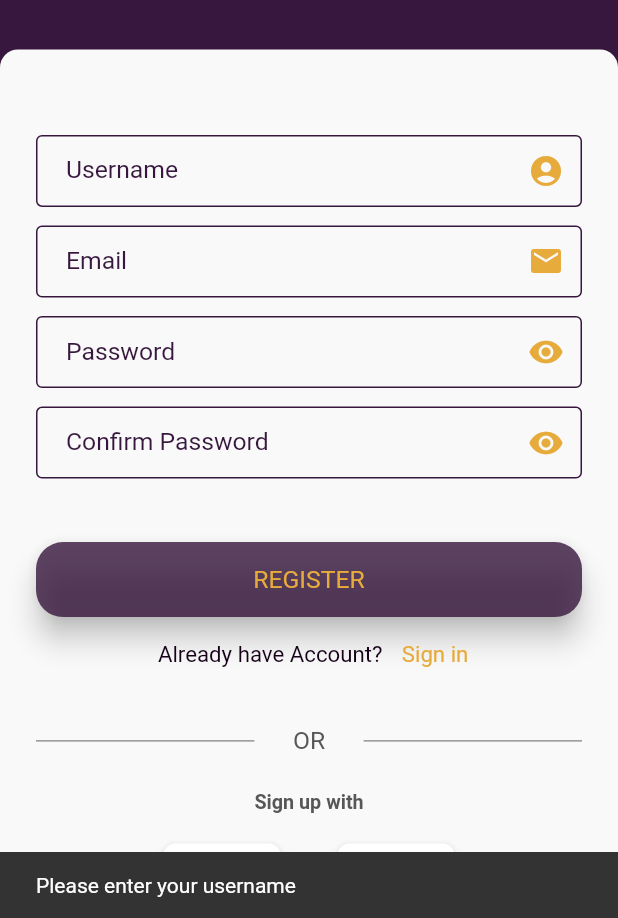
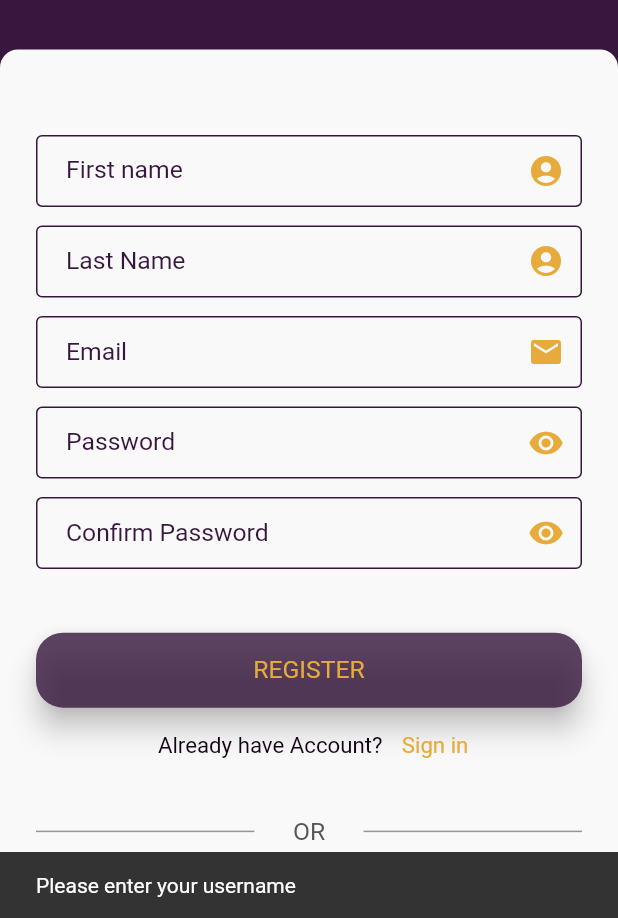
Before and after one commit to hemanta-rijal/murarkey-app, a Flutter app: the RegisterWidget screen opened by its route, after a tap on "REGISTER", on a phone screen of 412 x 824 dp, the part 318-1236 px from its top. Run offline on Flutter 3.47's test engine with Material 2 defaults, Android fonts, the phone set to English and light mode, and no system bars; our stand-ins replace carousel_slider, flutter_svg, shared_preferences; missing offline and left inert: dart:ffi; accounts and stored records are empty; generated files the repository leaves out were written again.

Commit message:
Register user completed

```diff
--- a/murarkey_app/lib/repository/api_call/ApiRequest.dart
+++ b/murarkey_app/lib/repository/api_call/ApiRequest.dart
@@ -40,6 +40,7 @@ abstract class ApiRequest extends Api {
 
     if (useToken) {
       headers["x-app-token"] = "tokens";
+      print("useToken");
     }
 
     return headers;
@@ -72,7 +73,7 @@ abstract class ApiRequest extends Api {
     try {
       //for http url
       var full_url = ApiUrls.BASE_URL + url;
-      //print(full_url);
+      print(full_url);
 
       // Get Http call
       // Await the http get response, then decode the json-formatted response.
@@ -103,7 +104,7 @@ abstract class ApiRequest extends Api {
 
       // Body
       var body = json.encode(params);
-      //print(params);
+      print(params);
 
       // Post Http call
       // Await the http get response, then decode the json-formatted response.
--- a/murarkey_app/lib/repository/api_call/ApiUrls.dart
+++ b/murarkey_app/lib/repository/api_call/ApiUrls.dart
@@ -14,7 +14,7 @@ class ApiUrls {
 
   //For Auth
   static final String LOGIN_URL = ROOT_API_URL + "/auth/login";
-  static final String REGISTER_URL = ROOT_API_URL + "auth/register";
+  static final String REGISTER_URL = ROOT_API_URL + "/auth/register";
 
   static final String HOME_PAGE_BANNER_URL = ROOT_API_URL + "/banners/homepage-1";
   static final String CATEGORY_URL = ROOT_API_URL + "/categories";
--- a/murarkey_app/lib/repository/models/auth/LoginModel.dart
+++ b/murarkey_app/lib/repository/models/auth/LoginModel.dart
@@ -10,12 +10,14 @@ part 'LoginModel.g.dart';
 
 @JsonSerializable(nullable: false)
 class LoginModel{
-  final String status;
+  final bool success;
+  final int status;
   final String token_type;
   final String access_token;
   final UserModel user;
 
   LoginModel({
+    this.success,
     this.status,
     this.token_type,
     this.access_token,
--- a/murarkey_app/lib/repository/server/auth_request/AuthApiRequest.dart
+++ b/murarkey_app/lib/repository/server/auth_request/AuthApiRequest.dart
@@ -1,35 +1,54 @@
 import 'package:murarkey_app/repository/api_call/ApiRequest.dart';
 import 'package:murarkey_app/repository/models/auth/LoginModel.dart';
+import 'package:murarkey_app/repository/models/user/UserModel.dart';
 
 /**
  * Created by Suman Prasad Neupane on 6/11/2021.
  */
 
 class AuthApiRequest extends ApiRequest {
-  // Get home page banners list
+  //Login User
   Future<LoginModel> login({String url, Map<String, dynamic> params}) async {
     // var body = json.encode({"IsActive": true, "IsDelete": false, "CompanyId": 18});
-
     LoginModel result = new LoginModel();
 
     await this
         .postData(url: url, params: params)
-        .then((Map<String, dynamic> value) =>
-    {
-      result = LoginModel.fromJson(value),
-    });
+        .then((Map<String, dynamic> value) => {
+              result = LoginModel.fromJson(value),
+            });
     return result;
   }
 
+  //Register User
+  Future<UserModel> register({String url, Map<String, dynamic> params}) async {
+    // var body = json.encode({"IsActive": true, "IsDelete": false, "CompanyId": 18});
+    UserModel result = new UserModel();
+
+    await this
+        .postData(url: url, params: params)
+        .then((Map<String, dynamic> value) => {
+              if (value == null)
+                {print(value)}
+              else if (value["success"])
+                {result = UserModel.fromJson(value["data"])}
+              else
+                {result = null}
+            });
+    return result;
+  }
+
+  //Logout user
   Future<LoginModel> logout({String url}) async {
     LoginModel result = new LoginModel();
 
     await this
-        .postData(url: url,)
-        .then((Map<String, dynamic> value) =>
-    {
-      result = LoginModel.fromJson(value),
-    });
+        .postData(
+          url: url,
+        )
+        .then((Map<String, dynamic> value) => {
+              result = LoginModel.fromJson(value),
+            });
     return result;
   }
 }
--- a/murarkey_app/lib/routes/NavigateRoute.dart
+++ b/murarkey_app/lib/routes/NavigateRoute.dart
@@ -77,6 +77,6 @@ class NavigateRoute {
   }
 
   static String initialRoute() {
-    return NavigateRoute.HOME;
+    return NavigateRoute.LOGIN;
   }
 }
--- a/murarkey_app/lib/utils/Validation.dart
+++ b/murarkey_app/lib/utils/Validation.dart
@@ -6,11 +6,11 @@ class Validation{
 
   bool emailIsValid(String email) => RegExp(regex).hasMatch(email);
 
-  static String validateUserName(String username) {
+  static String validateUserName(String username, String type) {
     if (username.isEmpty)
       return 'Please enter your username';
     else if (username.length < 4)
-      return 'Usernamee should be greater than 4 letters';
+      return '${type} should be greater than 4 letters';
     return SUCCESS;
   }
 
--- a/murarkey_app/lib/views/auth/register/RegisterWidget.dart
+++ b/murarkey_app/lib/views/auth/register/RegisterWidget.dart
@@ -3,6 +3,9 @@ import 'package:murarkey_app/custom_views/CheckBoxWidget.dart';
 import 'package:murarkey_app/custom_views/EditText.dart';
 import 'package:murarkey_app/custom_views/FlatStatefulButton.dart';
 import 'package:murarkey_app/custom_views/SocialMediaLoginCardWidget.dart';
+import 'package:murarkey_app/repository/Repository.dart';
+import 'package:murarkey_app/repository/api_call/ApiUrls.dart';
+import 'package:murarkey_app/repository/models/user/UserModel.dart';
 import 'package:murarkey_app/routes/NavigateRoute.dart';
 import 'package:murarkey_app/utils/Commons.dart';
 import 'package:murarkey_app/utils/Imports.dart';
@@ -17,6 +20,8 @@ class RegisterWidget extends StatefulWidget {
 }
 
 class _RegisterWidgetState extends State<RegisterWidget> {
+  Repository _repository = new Repository();
+
   @override
   Widget build(BuildContext context) {
     final screenSize = MediaQuery.of(context).size;
@@ -25,6 +30,52 @@ class _RegisterWidgetState extends State<RegisterWidget> {
         [SystemUiOverlay.bottom, SystemUiOverlay.top]);
     SystemChrome.setSystemUIOverlayStyle(SystemUiOverlayStyle(
         statusBarColor: AppConstants.appColor.primaryDarkColor));
+
+    void register() async {
+      String firstNameValidate = Validation.validateUserName(
+          widget.viewModel.formFirstName.text.trim(), "First name");
+
+      String lastNameValidate = Validation.validateUserName(
+          widget.viewModel.formLastName.text.trim(), "Last name");
+
+      String emailValidate =
+          Validation.validateEmail(widget.viewModel.formEmail.text.trim());
+
+      String passwordValid = Validation.validatePassword(
+          widget.viewModel.formPassword.text.trim());
+
+      String confirmPasswordValid = Validation.validateConfirmPassword(
+          widget.viewModel.formPassword.text.trim(),
+          widget.viewModel.formConfirmPassword.text.trim());
+
+      if (firstNameValidate != Validation.SUCCESS) {
+        Commons.toastMessage(context, firstNameValidate);
+      } else if (firstNameValidate != Validation.SUCCESS) {
+        Commons.toastMessage(context, lastNameValidate);
+      } else if (emailValidate != Validation.SUCCESS) {
+        Commons.toastMessage(context, emailValidate);
+      } else if (passwordValid != Validation.SUCCESS) {
+        Commons.toastMessage(context, passwordValid);
+      } else if (confirmPasswordValid != Validation.SUCCESS) {
+        Commons.toastMessage(context, confirmPasswordValid);
+      } else {
+        Map<String, dynamic> params = new Map();
+        params["first_name"] = widget.viewModel.formFirstName.text.trim();
+        params["last_name"] = widget.viewModel.formLastName.text.trim();
+        params["email"] = widget.viewModel.formEmail.text.trim();
+        params["password"] = widget.viewModel.formPassword.text.trim();
+        params["role"] = widget.viewModel.formRole;
+
+        await _repository.authApiRequest
+            .register(url: ApiUrls.REGISTER_URL, params: params)
+            .then((UserModel value) => {
+                  this.setState(() {
+                    Commons.toastMessage(context, "Registered Successfully! Please Login.");
+                    NavigateRoute.popAndPushNamed(context, NavigateRoute.LOGIN);
+                  }),
+                });
+      }
+    }
 
     return Material(
       child: Scaffold(
@@ -54,9 +105,9 @@ class _RegisterWidgetState extends State<RegisterWidget> {
                     mainAxisAlignment: MainAxisAlignment.center,
                     crossAxisAlignment: CrossAxisAlignment.center,
                     children: [
-                      //Full Name
+                      //First Name
                       new EditText(
-                        text: "Username",
+                        text: "First name",
                         icon: Icons.account_circle_rounded,
                         fontSize: SizeConfig.textMultiplier * 2.0,
                         textColor: AppConstants.appColor.textColor,
@@ -64,7 +115,19 @@ class _RegisterWidgetState extends State<RegisterWidget> {
                         margin: EdgeInsets.only(
                             top: screenSize.width * .08,
                             bottom: screenSize.width * .03),
-                        controller: widget.viewModel.formUserName,
+                        controller: widget.viewModel.formFirstName,
+                      ),
+
+                      //Last Name
+                      new EditText(
+                        text: "Last Name",
+                        icon: Icons.account_circle_rounded,
+                        fontSize: SizeConfig.textMultiplier * 2.0,
+                        textColor: AppConstants.appColor.textColor,
+                        keyboardType: TextInputType.emailAddress,
+                        margin: EdgeInsets.only(
+                            bottom: screenSize.width * .03),
+                        controller: widget.viewModel.formLastName,
                       ),
 
                       // Email
@@ -114,34 +177,7 @@ class _RegisterWidgetState extends State<RegisterWidget> {
                         padding: EdgeInsets.all(screenSize.width * .02),
                         backgroundColor: AppConstants.appColor.buttonColor,
                         onPressedCallback: () {
-                          String usernameValidate = Validation.validateUserName(
-                              widget.viewModel.formUserName.text.trim());
-
-                          String emailValidate = Validation.validateEmail(
-                              widget.viewModel.formEmail.text.trim());
-
-                          String passwordValid = Validation.validatePassword(
-                              widget.viewModel.formPassword.text.trim());
-
-                          String confirmPasswordValid =
-                              Validation.validateConfirmPassword(
-                                  widget.viewModel.formPassword.text.trim(),
-                                  widget.viewModel.formConfirmPassword.text
-                                      .trim());
-
-                          if (usernameValidate != Validation.SUCCESS) {
-                            Commons.toastMessage(context, usernameValidate);
-                          } else if (emailValidate != Validation.SUCCESS) {
-                            Commons.toastMessage(context, emailValidate);
-                          } else if (passwordValid != Validation.SUCCESS) {
-                            Commons.toastMessage(context, passwordValid);
-                          } else if (confirmPasswordValid != Validation.SUCCESS) {
-                            Commons.toastMessage(context, confirmPasswordValid);
-                          } else {
-                            Commons.toastMessage(
-                                context, "Registered Successfully");
-                            NavigateRoute.popAndPushNamed(context, NavigateRoute.LOGIN);
-                          }
+                          register();
                         },
                       ),
 
@@ -169,8 +205,9 @@ class _RegisterWidgetState extends State<RegisterWidget> {
                                 fontSize: SizeConfig.textMultiplier * 1.8,
                               ),
                             ),
-                            onTap: (){
-                              NavigateRoute.popAndPushNamed(context, NavigateRoute.LOGIN);
+                            onTap: () {
+                              NavigateRoute.popAndPushNamed(
+                                  context, NavigateRoute.LOGIN);
                             },
                           ),
                         ],
@@ -256,8 +293,7 @@ class _RegisterWidgetState extends State<RegisterWidget> {
 
                       RichText(
                         text: TextSpan(
-                          text:
-                          AppConstants.constants.PRIVACY_POLICY_MSG,
+                          text: AppConstants.constants.PRIVACY_POLICY_MSG,
                           style: TextStyle(
                             color: AppConstants.appColor.textColor3,
                             fontSize: SizeConfig.textMultiplier * 1.4,
--- a/murarkey_app/lib/views/auth/register/view_model/RegisterViewModel.dart
+++ b/murarkey_app/lib/views/auth/register/view_model/RegisterViewModel.dart
@@ -1,9 +1,11 @@
 import 'package:murarkey_app/utils/Imports.dart';
 
 class RegisterViewModel {
-  final TextEditingController formUserName = new TextEditingController();
+  final TextEditingController formFirstName = new TextEditingController();
+  final TextEditingController formLastName = new TextEditingController();
   final TextEditingController formEmail = new TextEditingController();
   final TextEditingController formPassword = new TextEditingController();
   final TextEditingController formConfirmPassword = new TextEditingController();
 
+  final String formRole = "user";
 }
```
Also changed, not shown: murarkey_app/lib/repository/models/auth/LoginModel.g.dart.
